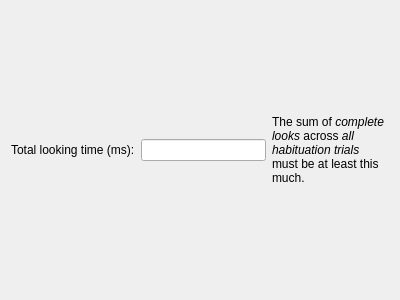
Above: libs/habutil/wizards/PhaseWPHabit2.ui from djsperka/habit2-src before the change. Below: the same form after it.
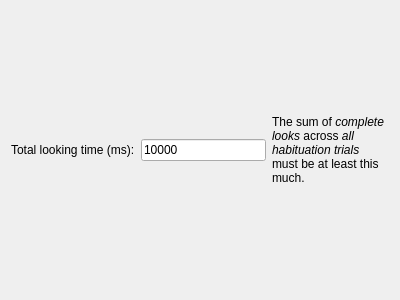
That is the form after the change.

What changed in the file:
```diff
--- a/libs/habutil/wizards/PhaseWPHabit2.ui
+++ b/libs/habutil/wizards/PhaseWPHabit2.ui
@@ -33,7 +33,11 @@
       </widget>
      </item>
      <item>
-      <widget class="QLineEdit" name="lineeditTotalLookingTime"/>
+      <widget class="QLineEdit" name="leTotalLookingTime">
+       <property name="text">
+        <string>10000</string>
+       </property>
+      </widget>
      </item>
      <item>
       <widget class="QLabel" name="label_12">
```
